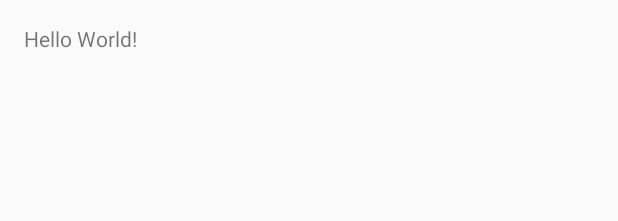
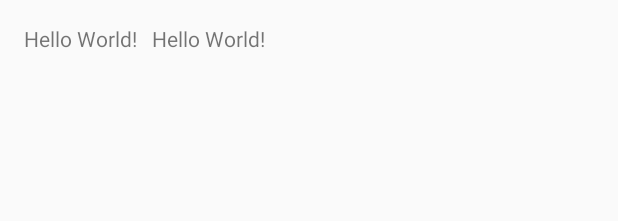
Before and after one commit to hueyoung/DiyFont, an Android app: the layout activity_main.xml on its own in the app's theme, with its tools: preview values and no code run, on a phone screen of 412 x 824 dp. Shown: the top 221 px of the screen. Run offline under Robolectric (Android 15) with nearby library versions, the phone set to English and light mode, and no system bars; Roboto replaces fonts that are not available here.

```diff
--- a/app/src/main/res/layout/activity_main.xml
+++ b/app/src/main/res/layout/activity_main.xml
@@ -11,7 +11,15 @@
     tools:context="com.ytl.diyfont.MainActivity">
 
     <TextView
+        android:id="@+id/tv_title"
         android:text="Hello World!"
         android:layout_width="wrap_content"
         android:layout_height="wrap_content" />
+
+    <TextView
+        android:text="Hello World!"
+        android:layout_width="wrap_content"
+        android:layout_height="wrap_content"
+        android:layout_toRightOf="@id/tv_title"
+        android:layout_marginLeft="10dp"/>
 </RelativeLayout>
```
Also changed, not shown: app/build.gradle (+4 -4 lines), app/src/main/AndroidManifest.xml (+7 -5 lines), app/src/main/java/com/ytl/diyfont/MainActivity.java (+26 -2 lines), app/src/main/java/com/ytl/diyfont/base/BaseAct.java (added, +17 -0 lines), 1 other file.
